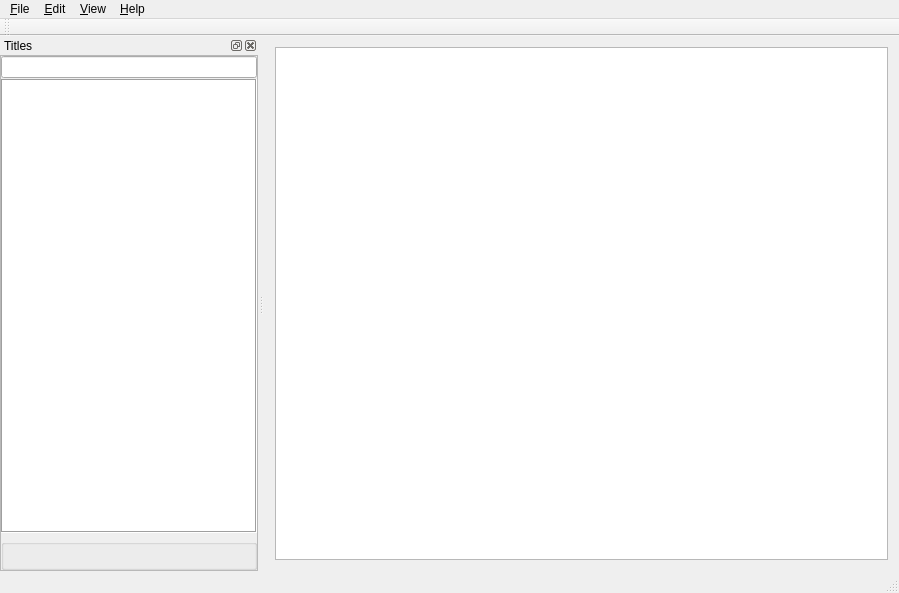
Old version of the form mainwindow.ui in the repository ijprest/GCDCollector.
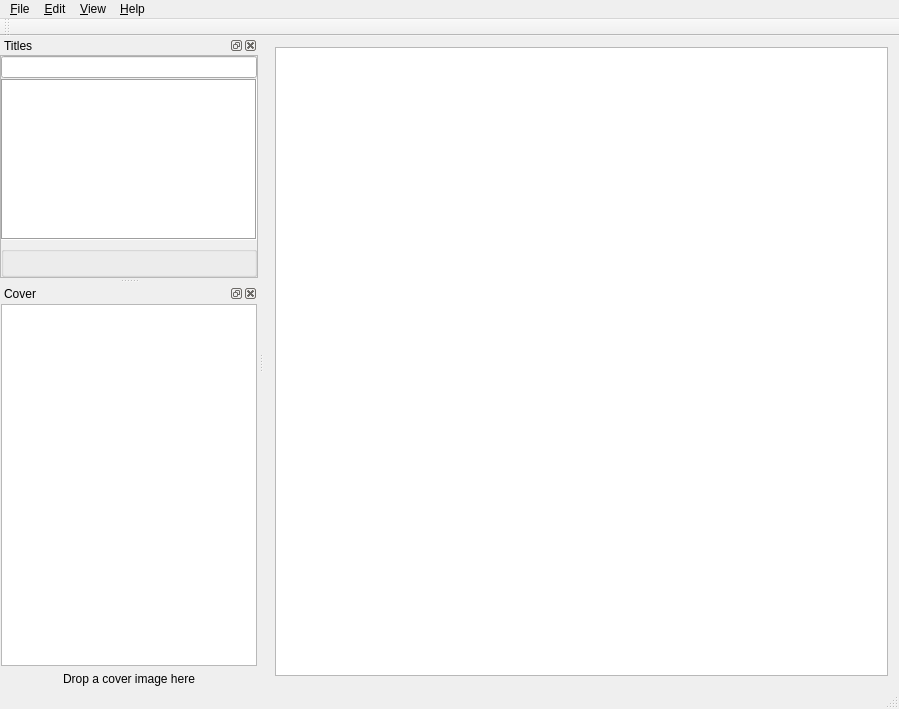
New version of the form. Custom widgets are drawn as their Qt base class.

Commit message: first stab at downloading/displaying cover images

What changed in the file:
```diff
--- a/mainwindow.ui
+++ b/mainwindow.ui
@@ -7,7 +7,7 @@
     <x>0</x>
     <y>0</y>
     <width>899</width>
-    <height>593</height>
+    <height>709</height>
    </rect>
   </property>
   <property name="windowTitle">
@@ -17,6 +17,18 @@
    <layout class="QVBoxLayout" name="verticalLayout_4">
     <item>
      <widget class="ComicList" name="issueList">
+      <property name="sizePolicy">
+       <sizepolicy hsizetype="MinimumExpanding" vsizetype="Expanding">
+        <horstretch>0</horstretch>
+        <verstretch>0</verstretch>
+       </sizepolicy>
+      </property>
+      <property name="minimumSize">
+       <size>
+        <width>600</width>
+        <height>0</height>
+       </size>
+      </property>
       <property name="selectionMode">
        <enum>QAbstractItemView::ContiguousSelection</enum>
       </property>
@@ -103,10 +115,16 @@
   </widget>
   <widget class="QStatusBar" name="statusBar"/>
   <widget class="QDockWidget" name="dockWidget">
+   <property name="sizePolicy">
+    <sizepolicy hsizetype="Preferred" vsizetype="Preferred">
+     <horstretch>0</horstretch>
+     <verstretch>0</verstretch>
+    </sizepolicy>
+   </property>
    <property name="minimumSize">
     <size>
      <width>258</width>
-     <height>151</height>
+     <height>165</height>
     </size>
    </property>
    <property name="features">
@@ -131,6 +149,12 @@
      </property>
      <item>
       <widget class="QFrame" name="frame">
+       <property name="sizePolicy">
+        <sizepolicy hsizetype="Preferred" vsizetype="Expanding">
+         <horstretch>0</horstretch>
+         <verstretch>0</verstretch>
+        </sizepolicy>
+       </property>
        <property name="frameShape">
         <enum>QFrame::StyledPanel</enum>
        </property>
@@ -155,6 +179,18 @@
            </item>
            <item>
             <widget class="SeriesList" name="comicTitles">
+             <property name="sizePolicy">
+              <sizepolicy hsizetype="Preferred" vsizetype="Expanding">
+               <horstretch>0</horstretch>
+               <verstretch>0</verstretch>
+              </sizepolicy>
+             </property>
+             <property name="minimumSize">
+              <size>
+               <width>200</width>
+               <height>100</height>
+              </size>
+             </property>
              <property name="frameShape">
               <enum>QFrame::Box</enum>
              </property>
@@ -214,6 +250,68 @@
     </layout>
    </widget>
   </widget>
+  <widget class="QDockWidget" name="dockWidget_2">
+   <property name="sizePolicy">
+    <sizepolicy hsizetype="Preferred" vsizetype="Preferred">
+     <horstretch>0</horstretch>
+     <verstretch>0</verstretch>
+    </sizepolicy>
+   </property>
+   <property name="minimumSize">
+    <size>
+     <width>258</width>
+     <height>403</height>
+    </size>
+   </property>
+   <property name="features">
+    <set>QDockWidget::AllDockWidgetFeatures</set>
+   </property>
+   <property name="windowTitle">
+    <string>Cover</string>
+   </property>
+   <attribute name="dockWidgetArea">
+    <number>1</number>
+   </attribute>
+   <widget class="QWidget" name="dockWidgetContents_2">
+    <layout class="QVBoxLayout" name="verticalLayout_5">
+     <property name="margin">
+      <number>1</number>
+     </property>
+     <item>
+      <widget class="CoverViewer" name="coverView">
+       <property name="minimumSize">
+        <size>
+         <width>256</width>
+         <height>359</height>
+        </size>
+       </property>
+      </widget>
+     </item>
+     <item>
+      <widget class="QLabel" name="coverLink">
+       <property name="sizePolicy">
+        <sizepolicy hsizetype="Preferred" vsizetype="Fixed">
+         <horstretch>0</horstretch>
+         <verstretch>0</verstretch>
+        </sizepolicy>
+       </property>
+       <property name="text">
+        <string>Drop a cover image here</string>
+       </property>
+       <property name="alignment">
+        <set>Qt::AlignCenter</set>
+       </property>
+       <property name="openExternalLinks">
+        <bool>true</bool>
+       </property>
+       <property name="textInteractionFlags">
+        <set>Qt::LinksAccessibleByKeyboard|Qt::LinksAccessibleByMouse</set>
+       </property>
+      </widget>
+     </item>
+    </layout>
+   </widget>
+  </widget>
   <action name="action_New">
    <property name="text">
     <string>&amp;New</string>
@@ -381,6 +479,11 @@
    <extends>QTableView</extends>
    <header>comiclist.h</header>
   </customwidget>
+  <customwidget>
+   <class>CoverViewer</class>
+   <extends>QGraphicsView</extends>
+   <header>coverwidget.h</header>
+  </customwidget>
  </customwidgets>
  <tabstops>
   <tabstop>issueList</tabstop>
```
Left out of the diff: 6 changed lines with no effect on the pictures. The commit also changes 9 other files.
